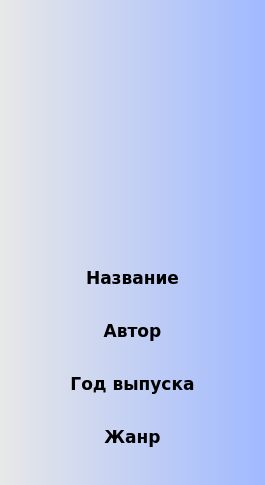
The window that QT_Standalone/task7/pop.ui (QBoff/LearnQT) describes before a commit, drawn with Qt 5.
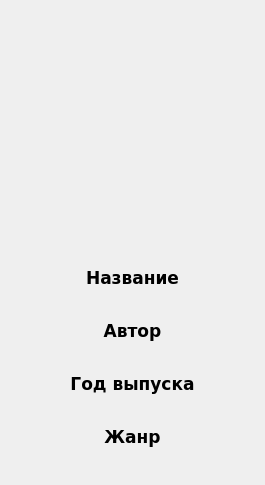
The same window after the commit. Icons and pictures are not drawn.

Diff of the .ui file:
```diff
--- a/QT_Standalone/task7/pop.ui
+++ b/QT_Standalone/task7/pop.ui
@@ -24,9 +24,7 @@
     <normaloff>info.png</normaloff>info.png</iconset>
   </property>
   <property name="styleSheet">
-   <string notr="true">#Form {
-	background-color: qlineargradient(spread:pad, x1:0, y1:0, x2:1, y2:0, stop:0 rgba(232, 232, 232, 255), stop:1 rgba(160, 185, 255, 255));
-}</string>
+   <string notr="true"/>
   </property>
   <layout class="QVBoxLayout" name="verticalLayout">
    <item>
```
